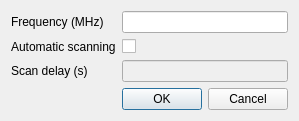
This is wildfind/falconer/ui/remote_settings.ui in EarToEarOak/Wild-Find as Qt 5 draws it before an edit. The edited form follows.
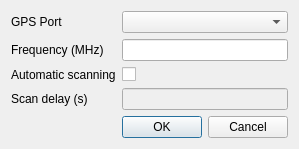
This is the edited form.

Commit message: Add serial port to remote settings

The edit to the form file:
```diff
--- a/wildfind/falconer/ui/remote_settings.ui
+++ b/wildfind/falconer/ui/remote_settings.ui
@@ -6,21 +6,21 @@
    <string>Dialog</string>
   </property>
   <layout class="QFormLayout" name="formLayout">
-   <item row="0" column="0">
+   <item row="1" column="0">
     <widget class="QLabel" name="label">
      <property name="text">
       <string>Frequency (MHz)</string>
      </property>
     </widget>
    </item>
-   <item row="0" column="1">
+   <item row="1" column="1">
     <widget class="QLineEdit" name="_editFreq">
      <property name="toolTip">
       <string>Scanning frequency</string>
      </property>
     </widget>
    </item>
-   <item row="1" column="1">
+   <item row="2" column="1">
     <widget class="QCheckBox" name="_checkAuto">
      <property name="toolTip">
       <string>Repeat scans after a delay</string>
@@ -30,14 +30,14 @@
      </property>
     </widget>
    </item>
-   <item row="2" column="0">
+   <item row="3" column="0">
     <widget class="QLabel" name="label_2">
      <property name="text">
       <string>Scan delay (s)</string>
      </property>
     </widget>
    </item>
-   <item row="2" column="1">
+   <item row="3" column="1">
     <widget class="QLineEdit" name="_editDelay">
      <property name="enabled">
       <bool>false</bool>
@@ -47,7 +47,7 @@
      </property>
     </widget>
    </item>
-   <item row="3" column="1">
+   <item row="4" column="1">
     <widget class="QDialogButtonBox" name="_buttonBox">
      <property name="orientation">
       <enum>Qt::Horizontal</enum>
@@ -57,13 +57,23 @@
      </property>
     </widget>
    </item>
-   <item row="1" column="0">
+   <item row="2" column="0">
     <widget class="QLabel" name="label_3">
      <property name="text">
       <string>Automatic scanning</string>
      </property>
     </widget>
    </item>
+   <item row="0" column="0">
+    <widget class="QLabel" name="label_4">
+     <property name="text">
+      <string>GPS Port</string>
+     </property>
+    </widget>
+   </item>
+   <item row="0" column="1">
+    <widget class="QComboBox" name="_comboPort"/>
+   </item>
   </layout>
  </widget>
  <resources/>
```
The commit also changes 6 other files.
